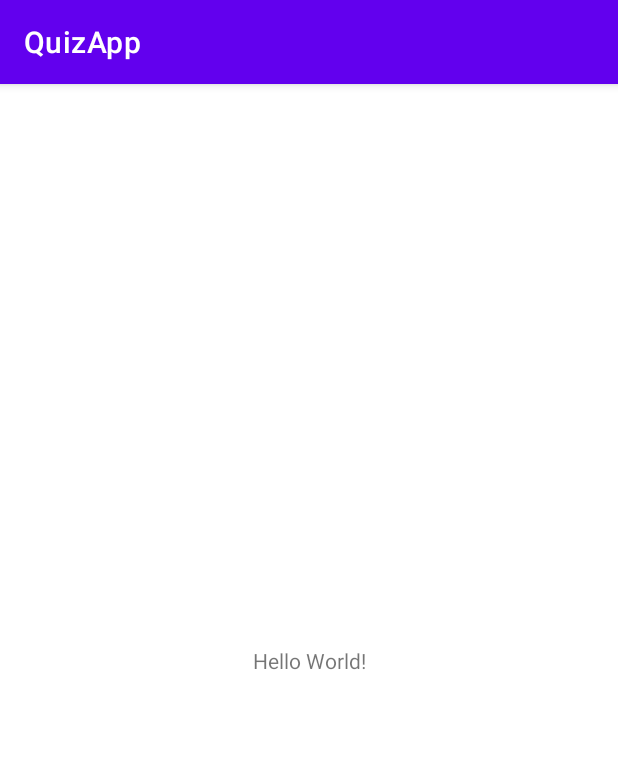
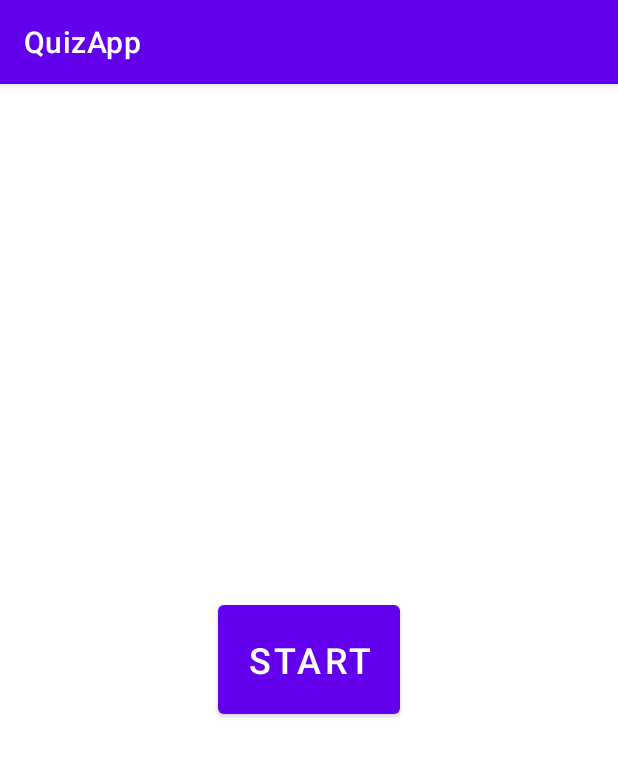
Before and after one commit to KadirKuruca/QuizApp, an Android app: the screen it shows after launch (MainActivity), on a phone screen of 412 x 824 dp. Shown: the top 757 px of the screen. Run offline under Robolectric (Android 15) with nearby library versions, the phone set to English and light mode, and no system bars; our stand-ins replace Dagger/Hilt's generated code, navigation-ui.

Commit message:
getting category from api and listing

```diff
--- a/app/src/main/AndroidManifest.xml
+++ b/app/src/main/AndroidManifest.xml
@@ -1,6 +1,8 @@
 <?xml version="1.0" encoding="utf-8"?>
 <manifest xmlns:android="http://schemas.android.com/apk/res/android"
     package="com.kadirkuruca.quizapp">
+
+    <uses-permission android:name="android.permission.INTERNET"/>
 
     <application
         android:name=".QuizApplication"
--- /dev/null
+++ b/app/src/main/java/com/kadirkuruca/quizapp/data/model/CategoryResponse.kt
@@ -0,0 +1,5 @@
+package com.kadirkuruca.quizapp.data.model
+
+data class CategoryResponse(
+    val trivia_categories: List<Category>
+)
--- a/app/src/main/java/com/kadirkuruca/quizapp/data/remote/QuizApi.kt
+++ b/app/src/main/java/com/kadirkuruca/quizapp/data/remote/QuizApi.kt
@@ -1,5 +1,6 @@
 package com.kadirkuruca.quizapp.data.remote
 
+import com.kadirkuruca.quizapp.data.model.CategoryResponse
 import com.kadirkuruca.quizapp.data.model.QuizResponse
 import com.kadirkuruca.quizapp.util.QUESTION_AMOUNT
 import com.kadirkuruca.quizapp.util.QUESTION_CATEGORY
@@ -16,4 +17,7 @@ interface QuizApi {
         @Query("category") category: Int = QUESTION_CATEGORY,
         @Query("difficulty") difficulty: String = QUESTION_DIFFICULTY
     ): Response<QuizResponse>
+
+    @GET("api_category.php")
+    suspend fun getCategories(): Response<CategoryResponse>
 }
--- a/app/src/main/java/com/kadirkuruca/quizapp/repository/QuizRepository.kt
+++ b/app/src/main/java/com/kadirkuruca/quizapp/repository/QuizRepository.kt
@@ -1,5 +1,6 @@
 package com.kadirkuruca.quizapp.repository
 
+import com.kadirkuruca.quizapp.data.model.CategoryResponse
 import com.kadirkuruca.quizapp.data.model.QuizResponse
 import com.kadirkuruca.quizapp.data.remote.QuizApi
 import retrofit2.Response
@@ -13,4 +14,8 @@ class QuizRepository @Inject constructor(
     suspend fun getQuestions(category: Int, difficulty: String): Response<QuizResponse>{
         return quizApi.getQuestions(category = category, difficulty = difficulty)
     }
+
+    suspend fun getCategories(): Response<CategoryResponse>{
+        return quizApi.getCategories()
+    }
 }
--- a/app/src/main/java/com/kadirkuruca/quizapp/ui/MainActivity.kt
+++ b/app/src/main/java/com/kadirkuruca/quizapp/ui/MainActivity.kt
@@ -2,6 +2,10 @@ package com.kadirkuruca.quizapp.ui
 
 import androidx.appcompat.app.AppCompatActivity
 import android.os.Bundle
+import androidx.navigation.NavController
+import androidx.navigation.fragment.NavHostFragment
+import androidx.navigation.fragment.findNavController
+import androidx.navigation.ui.setupActionBarWithNavController
 import com.kadirkuruca.quizapp.R
 import com.kadirkuruca.quizapp.data.remote.QuizApi
 import dagger.hilt.android.AndroidEntryPoint
@@ -10,11 +14,19 @@ import javax.inject.Inject
 @AndroidEntryPoint
 class MainActivity : AppCompatActivity() {
 
-    @Inject
-    lateinit var quizApi: QuizApi
+    private lateinit var navController: NavController
 
     override fun onCreate(savedInstanceState: Bundle?) {
         super.onCreate(savedInstanceState)
         setContentView(R.layout.activity_main)
+
+        val navHostFragment = supportFragmentManager.findFragmentById(R.id.nav_host_fragment) as NavHostFragment
+        navController = navHostFragment.findNavController()
+
+        setupActionBarWithNavController(navController)
+    }
+
+    override fun onSupportNavigateUp(): Boolean {
+        return navController.navigateUp() || super.onSupportNavigateUp()
     }
 }
--- /dev/null
+++ b/app/src/main/java/com/kadirkuruca/quizapp/ui/main/MainFragment.kt
@@ -0,0 +1,22 @@
+package com.kadirkuruca.quizapp.ui.main
+
+import android.os.Bundle
+import android.view.View
+import androidx.fragment.app.Fragment
+import androidx.navigation.fragment.findNavController
+import com.kadirkuruca.quizapp.R
+import dagger.hilt.android.AndroidEntryPoint
+import kotlinx.android.synthetic.main.fragment_main.*
+
+@AndroidEntryPoint
+class MainFragment: Fragment(R.layout.fragment_main) {
+
+    override fun onViewCreated(view: View, savedInstanceState: Bundle?) {
+        super.onViewCreated(view, savedInstanceState)
+
+        btnStart.setOnClickListener {
+            val action = MainFragmentDirections.actionMainFragmentToCategoryFragment()
+            findNavController().navigate(action)
+        }
+    }
+}
--- /dev/null
+++ b/app/src/main/res/anim/slide_in_left.xml
@@ -0,0 +1,10 @@
+<?xml version="1.0" encoding="utf-8"?>
+<set xmlns:android="http://schemas.android.com/apk/res/android">
+
+    <translate
+        android:duration="400"
+        android:fromXDelta="-100%"
+        android:fromYDelta="0%"
+        android:toXDelta="0%"
+        android:toYDelta="0%" />
+</set>
--- /dev/null
+++ b/app/src/main/res/anim/slide_in_right.xml
@@ -0,0 +1,10 @@
+<?xml version="1.0" encoding="utf-8"?>
+<set xmlns:android="http://schemas.android.com/apk/res/android">
+
+    <translate
+        android:duration="400"
+        android:fromXDelta="100%"
+        android:fromYDelta="0%"
+        android:toXDelta="0%"
+        android:toYDelta="0%" />
+</set>
--- /dev/null
+++ b/app/src/main/res/anim/slide_out_left.xml
@@ -0,0 +1,10 @@
+<?xml version="1.0" encoding="utf-8"?>
+<set xmlns:android="http://schemas.android.com/apk/res/android">
+
+    <translate
+        android:duration="400"
+        android:fromXDelta="0%"
+        android:fromYDelta="0%"
+        android:toXDelta="-100%"
+        android:toYDelta="0%" />
+</set>
--- /dev/null
+++ b/app/src/main/res/anim/slide_out_right.xml
@@ -0,0 +1,10 @@
+<?xml version="1.0" encoding="utf-8"?>
+<set xmlns:android="http://schemas.android.com/apk/res/android">
+
+    <translate
+        android:duration="400"
+        android:fromXDelta="0%"
+        android:fromYDelta="0%"
+        android:toXDelta="100%"
+        android:toYDelta="0%" />
+</set>
--- a/app/src/main/res/layout/activity_main.xml
+++ b/app/src/main/res/layout/activity_main.xml
@@ -1,18 +1,17 @@
 <?xml version="1.0" encoding="utf-8"?>
-<androidx.constraintlayout.widget.ConstraintLayout xmlns:android="http://schemas.android.com/apk/res/android"
+<FrameLayout xmlns:android="http://schemas.android.com/apk/res/android"
     xmlns:app="http://schemas.android.com/apk/res-auto"
     xmlns:tools="http://schemas.android.com/tools"
     android:layout_width="match_parent"
     android:layout_height="match_parent"
     tools:context=".ui.MainActivity">
 
-    <TextView
-        android:layout_width="wrap_content"
-        android:layout_height="wrap_content"
-        android:text="Hello World!"
-        app:layout_constraintBottom_toBottomOf="parent"
-        app:layout_constraintLeft_toLeftOf="parent"
-        app:layout_constraintRight_toRightOf="parent"
-        app:layout_constraintTop_toTopOf="parent" />
+    <androidx.fragment.app.FragmentContainerView
+        android:id="@+id/nav_host_fragment"
+        android:layout_width="match_parent"
+        android:layout_height="match_parent"
+        android:name="androidx.navigation.fragment.NavHostFragment"
+        app:defaultNavHost="true"
+        app:navGraph="@navigation/nav_graph"/>
 
-</androidx.constraintlayout.widget.ConstraintLayout>
+</FrameLayout>
--- /dev/null
+++ b/app/src/main/res/layout/fragment_main.xml
@@ -0,0 +1,18 @@
+<?xml version="1.0" encoding="utf-8"?>
+<RelativeLayout xmlns:android="http://schemas.android.com/apk/res/android"
+    android:layout_width="match_parent"
+    android:layout_height="match_parent"
+    xmlns:tools="http://schemas.android.com/tools"
+    tools:context=".ui.main.MainFragment">
+
+    <Button
+        android:id="@+id/btnStart"
+        android:layout_width="wrap_content"
+        android:layout_height="wrap_content"
+        android:layout_centerVertical="true"
+        android:layout_centerHorizontal="true"
+        android:padding="20dp"
+        android:text="START"
+        android:textSize="24sp"/>
+
+</RelativeLayout>
--- /dev/null
+++ b/app/src/main/res/navigation/nav_graph.xml
@@ -0,0 +1,28 @@
+<?xml version="1.0" encoding="utf-8"?>
+<navigation xmlns:android="http://schemas.android.com/apk/res/android"
+    xmlns:app="http://schemas.android.com/apk/res-auto"
+    xmlns:tools="http://schemas.android.com/tools"
+    android:id="@+id/nav_graph"
+    app:startDestination="@id/mainFragment">
+
+    <fragment
+        android:id="@+id/mainFragment"
+        android:name="com.kadirkuruca.quizapp.ui.main.MainFragment"
+        android:label="QuizApp"
+        tools:layout="@layout/fragment_main">
+        <action
+            android:id="@+id/action_mainFragment_to_categoryFragment"
+            app:destination="@id/categoryFragment"
+            app:enterAnim="@anim/slide_in_right"
+            app:exitAnim="@anim/slide_out_left"
+            app:popEnterAnim="@anim/slide_in_left"
+            app:popExitAnim="@anim/slide_out_right"/>
+    </fragment>
+
+    <fragment
+        android:id="@+id/categoryFragment"
+        android:name="com.kadirkuruca.quizapp.ui.category.CategoryFragment"
+        android:label="Select Category"
+        tools:layout="@layout/fragment_category" />
+
+</navigation>
```
Also changed, not shown: app/src/main/java/com/kadirkuruca/quizapp/adapter/CategoryAdapter.kt (added, +59 -0 lines), app/src/main/java/com/kadirkuruca/quizapp/data/model/Category.kt (added, +10 -0 lines), app/src/main/java/com/kadirkuruca/quizapp/ui/category/CategoryFragment.kt (added, +63 -0 lines), app/src/main/java/com/kadirkuruca/quizapp/ui/category/CategoryViewModel.kt (added, +39 -0 lines), app/src/main/java/com/kadirkuruca/quizapp/util/Resource.kt (added, +10 -0 lines), app/src/main/res/layout/fragment_category.xml (added, +25 -0 lines), app/src/main/res/layout/item_category.xml (added, +20 -0 lines).
